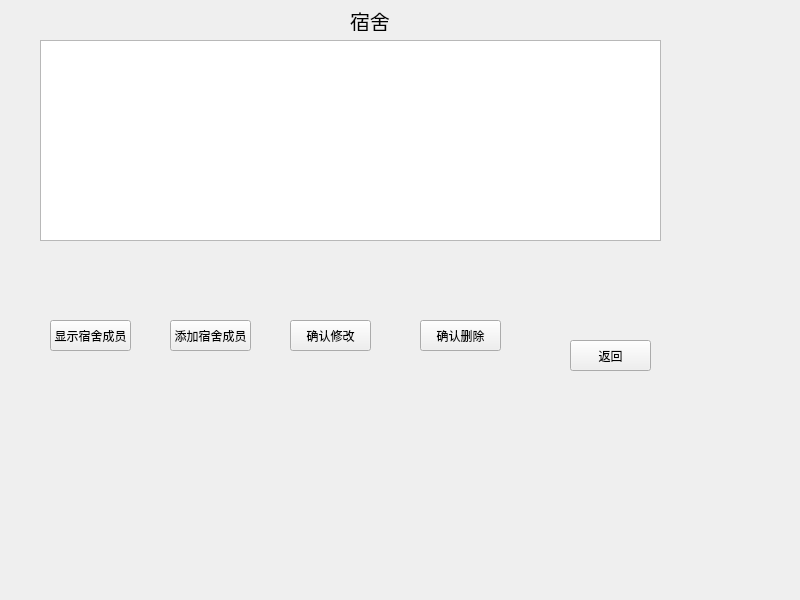
yzyzhenlihai/CplusplusProject, file dormitory_personnel_details.ui: the form before one commit.
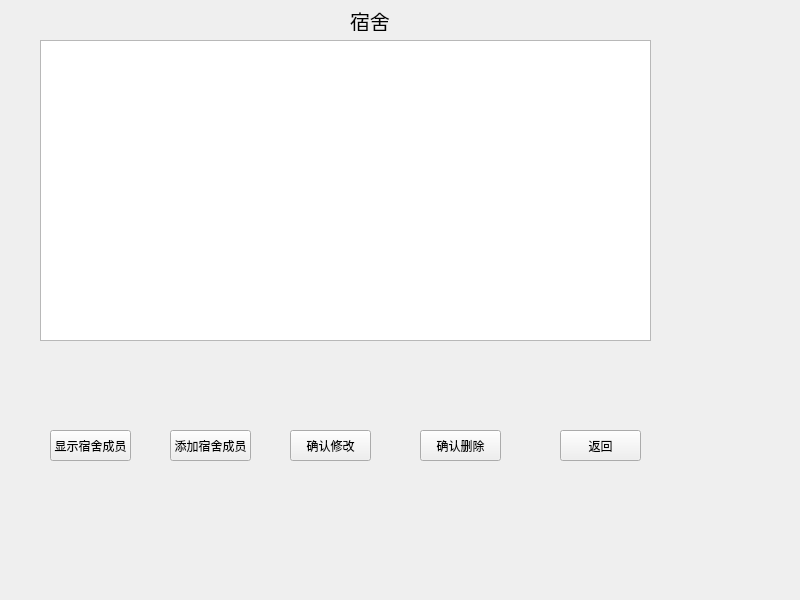
The form after the commit.

```diff
--- a/dormitory_personnel_details.ui
+++ b/dormitory_personnel_details.ui
@@ -24,16 +24,16 @@
      <rect>
       <x>40</x>
       <y>40</y>
-      <width>621</width>
-      <height>201</height>
+      <width>611</width>
+      <height>301</height>
      </rect>
     </property>
    </widget>
    <widget class="QPushButton" name="ReturnBtn">
     <property name="geometry">
      <rect>
-      <x>570</x>
-      <y>340</y>
+      <x>560</x>
+      <y>430</y>
       <width>81</width>
       <height>31</height>
      </rect>
@@ -46,7 +46,7 @@
     <property name="geometry">
      <rect>
       <x>170</x>
-      <y>320</y>
+      <y>430</y>
       <width>81</width>
       <height>31</height>
      </rect>
@@ -59,7 +59,7 @@
     <property name="geometry">
      <rect>
       <x>50</x>
-      <y>320</y>
+      <y>430</y>
       <width>81</width>
       <height>31</height>
      </rect>
@@ -110,7 +110,7 @@
     <property name="geometry">
      <rect>
       <x>290</x>
-      <y>320</y>
+      <y>430</y>
       <width>81</width>
       <height>31</height>
      </rect>
@@ -123,7 +123,7 @@
     <property name="geometry">
      <rect>
       <x>420</x>
-      <y>320</y>
+      <y>430</y>
       <width>81</width>
       <height>31</height>
      </rect>
```
